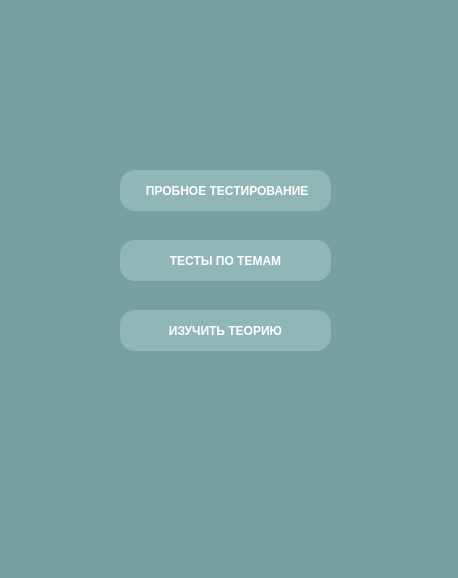
This is possibilities.ui in xiaoticc/maths_project as Qt 5 draws it before an edit. The edited form follows.
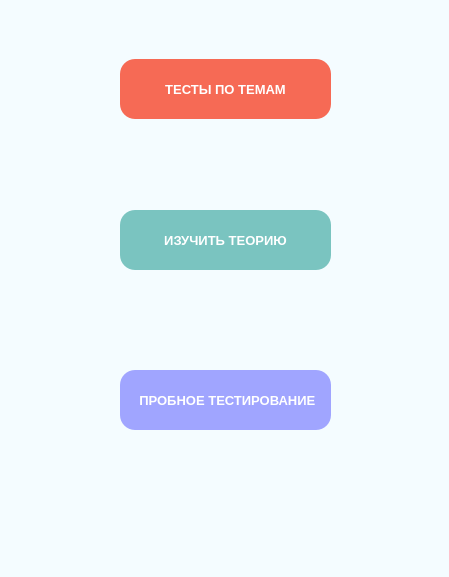
This is the edited form.

Diff of the .ui file:
```diff
--- a/possibilities.ui
+++ b/possibilities.ui
@@ -9,8 +9,8 @@
    <rect>
     <x>0</x>
     <y>0</y>
-    <width>458</width>
-    <height>578</height>
+    <width>449</width>
+    <height>577</height>
    </rect>
   </property>
   <property name="sizePolicy">
@@ -21,70 +21,90 @@
   </property>
   <property name="minimumSize">
    <size>
-    <width>458</width>
-    <height>578</height>
+    <width>449</width>
+    <height>577</height>
    </size>
   </property>
   <property name="maximumSize">
    <size>
-    <width>458</width>
-    <height>578</height>
+    <width>449</width>
+    <height>577</height>
    </size>
   </property>
   <property name="windowTitle">
    <string>MainWindow</string>
   </property>
   <property name="styleSheet">
-   <string notr="true">background-color: rgb(119, 161, 161);</string>
+   <string notr="true">background-color:#f4fcff;</string>
   </property>
   <widget class="QWidget" name="centralwidget">
-   <widget class="QPushButton" name="btn_test">
+   <widget class="QWidget" name="verticalLayoutWidget">
     <property name="geometry">
      <rect>
       <x>120</x>
-      <y>170</y>
-      <width>211</width>
-      <height>41</height>
+      <y>10</y>
+      <width>213</width>
+      <height>602</height>
      </rect>
     </property>
-    <property name="font">
-     <font>
-      <weight>75</weight>
-      <bold>true</bold>
-     </font>
-    </property>
-    <property name="styleSheet">
-     <string notr="true">QPushButton {
-	background-color: rgb(145, 182, 182);
-	color: white;
-	border-width: 2px;
-	border-radius: 15px;
-	wordwrap: True
-}
-</string>
-    </property>
-    <property name="text">
-     <string> ПРОБНОЕ ТЕСТИРОВАНИЕ</string>
-    </property>
-   </widget>
+    <layout class="QVBoxLayout" name="verticalLayout">
+     <property name="spacing">
+      <number>0</number>
+     </property>
+     <property name="sizeConstraint">
+      <enum>QLayout::SetFixedSize</enum>
+     </property>
+     <property name="bottomMargin">
+      <number>0</number>
+     </property>
+     <item>
+      <spacer name="horizontalSpacer_3">
+       <property name="orientation">
+        <enum>Qt::Horizontal</enum>
+       </property>
+       <property name="sizeType">
+        <enum>QSizePolicy::Maximum</enum>
+       </property>
+       <property name="sizeHint" stdset="0">
+        <size>
+         <width>210</width>
+         <height>40</height>
+        </size>
+       </property>
+      </spacer>
+     </item>
+     <item>
    <widget class="QPushButton" name="btn_themes">
-    <property name="geometry">
-     <rect>
-      <x>120</x>
-      <y>240</y>
+       <property name="sizePolicy">
+        <sizepolicy hsizetype="Fixed" vsizetype="Fixed">
+         <horstretch>211</horstretch>
+         <verstretch>60</verstretch>
+        </sizepolicy>
+       </property>
+       <property name="minimumSize">
+        <size>
+         <width>211</width>
+         <height>60</height>
+        </size>
+       </property>
+       <property name="maximumSize">
+        <size>
       <width>211</width>
       <height>41</height>
-     </rect>
+        </size>
     </property>
     <property name="font">
      <font>
+         <family>Segoe UI</family>
+         <pointsize>10</pointsize>
       <weight>75</weight>
+         <italic>false</italic>
       <bold>true</bold>
      </font>
     </property>
     <property name="styleSheet">
      <string notr="true">QPushButton {
-	background-color: rgb(145, 182, 182);
+	background-color:#f66a55;
 	color: white;
 	border-width: 2px;
 	border-radius: 15px;
@@ -99,24 +119,54 @@
      <string>ТЕСТЫ ПО ТЕМАМ</string>
     </property>
    </widget>
+     </item>
+     <item>
+      <spacer name="horizontalSpacer">
+       <property name="orientation">
+        <enum>Qt::Horizontal</enum>
+       </property>
+       <property name="sizeType">
+        <enum>QSizePolicy::Fixed</enum>
+       </property>
+       <property name="sizeHint" stdset="0">
+        <size>
+         <width>210</width>
+         <height>100</height>
+        </size>
+       </property>
+      </spacer>
+     </item>
+     <item>
    <widget class="QPushButton" name="btn_theory">
-    <property name="geometry">
-     <rect>
-      <x>120</x>
-      <y>310</y>
+       <property name="sizePolicy">
+        <sizepolicy hsizetype="Minimum" vsizetype="Fixed">
+         <horstretch>211</horstretch>
+         <verstretch>60</verstretch>
+        </sizepolicy>
+       </property>
+       <property name="minimumSize">
+        <size>
       <width>211</width>
-      <height>41</height>
-     </rect>
+         <height>60</height>
+        </size>
+       </property>
+       <property name="maximumSize">
+        <size>
+         <width>211</width>
+         <height>60</height>
+        </size>
     </property>
     <property name="font">
      <font>
+         <family>Segoe UI</family>
+         <pointsize>10</pointsize>
       <weight>75</weight>
       <bold>true</bold>
      </font>
     </property>
     <property name="styleSheet">
      <string notr="true">QPushButton {
-	background-color: rgb(145, 182, 182);
+	background-color:#7ac4c0;
 	color: white;
 	border-width: 2px;
 	border-radius: 15px;
@@ -130,6 +180,84 @@
     <property name="text">
      <string>ИЗУЧИТЬ ТЕОРИЮ</string>
     </property>
+      </widget>
+     </item>
+     <item>
+      <spacer name="horizontalSpacer_2">
+       <property name="orientation">
+        <enum>Qt::Horizontal</enum>
+       </property>
+       <property name="sizeType">
+        <enum>QSizePolicy::Fixed</enum>
+       </property>
+       <property name="sizeHint" stdset="0">
+        <size>
+         <width>210</width>
+         <height>100</height>
+        </size>
+       </property>
+      </spacer>
+     </item>
+     <item>
+      <widget class="QPushButton" name="btn_test">
+       <property name="sizePolicy">
+        <sizepolicy hsizetype="Fixed" vsizetype="Fixed">
+         <horstretch>211</horstretch>
+         <verstretch>60</verstretch>
+        </sizepolicy>
+       </property>
+       <property name="minimumSize">
+        <size>
+         <width>211</width>
+         <height>60</height>
+        </size>
+       </property>
+       <property name="maximumSize">
+        <size>
+         <width>211</width>
+         <height>60</height>
+        </size>
+       </property>
+       <property name="font">
+        <font>
+         <family>Segoe UI</family>
+         <pointsize>10</pointsize>
+         <weight>75</weight>
+         <bold>true</bold>
+        </font>
+       </property>
+       <property name="styleSheet">
+        <string notr="true">QPushButton {
+	background-color:#a0a5ff;
+	color: white;
+	border-width: 2px;
+	border-radius: 15px;
+	wordwrap: True
+}
+</string>
+       </property>
+       <property name="text">
+        <string> ПРОБНОЕ ТЕСТИРОВАНИЕ</string>
+       </property>
+      </widget>
+     </item>
+     <item>
+      <spacer name="horizontalSpacer_4">
+       <property name="orientation">
+        <enum>Qt::Horizontal</enum>
+       </property>
+       <property name="sizeType">
+        <enum>QSizePolicy::Fixed</enum>
+       </property>
+       <property name="sizeHint" stdset="0">
+        <size>
+         <width>210</width>
+         <height>20</height>
+        </size>
+       </property>
+      </spacer>
+     </item>
+    </layout>
    </widget>
   </widget>
  </widget>
```
Lines whose indentation alone changed are shown as unchanged.
